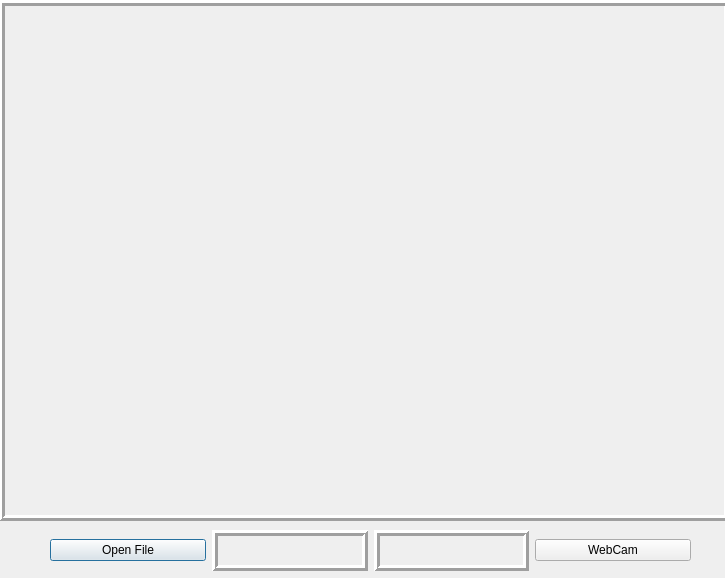
First picture: the form in VideoSync.ui, repository DeepranjanG/Action-Recognition, before the edit.
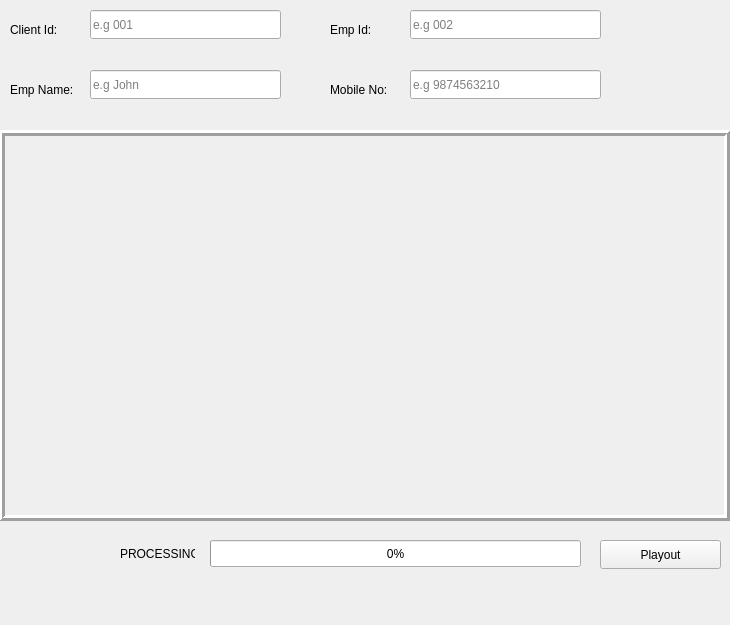
Second picture: the form after the edit. Icons and pictures are not drawn.

Patch:
```diff
--- a/VideoSync.ui
+++ b/VideoSync.ui
@@ -6,8 +6,8 @@
    <rect>
     <x>0</x>
     <y>0</y>
-    <width>725</width>
-    <height>578</height>
+    <width>730</width>
+    <height>625</height>
    </rect>
   </property>
   <property name="windowTitle">
@@ -17,9 +17,9 @@
    <property name="geometry">
     <rect>
      <x>-1</x>
-     <y>0</y>
+     <y>130</y>
      <width>731</width>
-     <height>521</height>
+     <height>391</height>
     </rect>
    </property>
    <property name="frameShape">
@@ -35,20 +35,91 @@
     <string/>
    </property>
   </widget>
-  <widget class="QWidget" name="horizontalLayoutWidget">
+  <widget class="QLabel" name="label_4">
    <property name="geometry">
     <rect>
-     <x>50</x>
-     <y>530</y>
-     <width>641</width>
-     <height>41</height>
+     <x>10</x>
+     <y>20</y>
+     <width>72</width>
+     <height>19</height>
     </rect>
    </property>
-   <layout class="QHBoxLayout" name="horizontalLayout">
-    <item>
+   <property name="styleSheet">
+    <string notr="true">font: 75 11pt &quot;Ubuntu Condensed&quot;;</string>
+   </property>
+   <property name="text">
+    <string>Client Id:</string>
+   </property>
+  </widget>
+  <widget class="QLabel" name="label_5">
+   <property name="geometry">
+    <rect>
+     <x>10</x>
+     <y>80</y>
+     <width>72</width>
+     <height>19</height>
+    </rect>
+   </property>
+   <property name="styleSheet">
+    <string notr="true">font: 75 11pt &quot;Ubuntu Condensed&quot;;</string>
+   </property>
+   <property name="text">
+    <string>Emp Name:</string>
+   </property>
+  </widget>
+  <widget class="QLabel" name="label_6">
+   <property name="geometry">
+    <rect>
+     <x>330</x>
+     <y>80</y>
+     <width>71</width>
+     <height>19</height>
+    </rect>
+   </property>
+   <property name="styleSheet">
+    <string notr="true">font: 75 11pt &quot;Ubuntu Condensed&quot;;</string>
+   </property>
+   <property name="text">
+    <string>Mobile No:</string>
+   </property>
+  </widget>
+  <widget class="QLabel" name="label_7">
+   <property name="geometry">
+    <rect>
+     <x>330</x>
+     <y>20</y>
+     <width>72</width>
+     <height>19</height>
+    </rect>
+   </property>
+   <property name="styleSheet">
+    <string notr="true">font: 75 11pt &quot;Ubuntu Condensed&quot;;</string>
+   </property>
+   <property name="text">
+    <string>Emp Id:</string>
+   </property>
+  </widget>
      <widget class="QPushButton" name="VideoButton">
+   <property name="geometry">
+    <rect>
+     <x>10</x>
+     <y>530</y>
+     <width>61</width>
+     <height>51</height>
+    </rect>
+   </property>
       <property name="text">
-       <string>Open File</string>
+    <string/>
+   </property>
+   <property name="icon">
+    <iconset>
+     <normaloff>open_black.png</normaloff>open_black.png</iconset>
+   </property>
+   <property name="iconSize">
+    <size>
+     <width>50</width>
+     <height>50</height>
+    </size>
       </property>
       <property name="autoRepeat">
        <bool>false</bool>
@@ -56,64 +127,59 @@
       <property name="autoExclusive">
        <bool>false</bool>
       </property>
+   <property name="autoDefault">
+    <bool>true</bool>
+   </property>
       <property name="default">
        <bool>false</bool>
       </property>
       <property name="flat">
-       <bool>false</bool>
-      </property>
-     </widget>
-    </item>
-    <item>
-     <widget class="QLabel" name="Date_Label">
-      <property name="toolTip">
-       <string>&lt;html&gt;&lt;head/&gt;&lt;body&gt;&lt;p align=&quot;center&quot;&gt;&lt;span style=&quot; font-weight:600; color:#ffffff;&quot;&gt;&lt;br/&gt;&lt;/span&gt;&lt;/p&gt;&lt;/body&gt;&lt;/html&gt;</string>
+    <bool>true</bool>
+   </property>
+  </widget>
+  <widget class="QLabel" name="label_3">
+   <property name="geometry">
+    <rect>
+     <x>120</x>
+     <y>538</y>
+     <width>75</width>
+     <height>31</height>
+    </rect>
       </property>
       <property name="styleSheet">
-       <string notr="true">color: rgb(255, 255, 255);
-font: 75 11pt &quot;Ubuntu Condensed&quot;;</string>
-      </property>
-      <property name="frameShape">
-       <enum>QFrame::Box</enum>
-      </property>
-      <property name="frameShadow">
-       <enum>QFrame::Raised</enum>
-      </property>
-      <property name="lineWidth">
-       <number>3</number>
-      </property>
+    <string notr="true">font: 75 11pt &quot;Ubuntu Condensed&quot;;</string>
+   </property>
       <property name="text">
-       <string/>
-      </property>
-     </widget>
-    </item>
-    <item>
-     <widget class="QLabel" name="Time_Label">
-      <property name="toolTip">
-       <string>&lt;html&gt;&lt;head/&gt;&lt;body&gt;&lt;p align=&quot;center&quot;&gt;&lt;span style=&quot; color:#ffffff;&quot;&gt;&lt;br/&gt;&lt;/span&gt;&lt;/p&gt;&lt;/body&gt;&lt;/html&gt;</string>
-      </property>
-      <property name="styleSheet">
-       <string notr="true">color: rgb(255, 255, 255);
-font: 75 11pt &quot;Ubuntu Condensed&quot;;</string>
-      </property>
-      <property name="frameShape">
-       <enum>QFrame::Box</enum>
-      </property>
-      <property name="frameShadow">
-       <enum>QFrame::Raised</enum>
-      </property>
-      <property name="lineWidth">
-       <number>3</number>
-      </property>
-      <property name="text">
-       <string/>
-      </property>
-     </widget>
-    </item>
-    <item>
+    <string>PROCESSING</string>
+   </property>
+  </widget>
+  <widget class="QProgressBar" name="ProcessBar">
+   <property name="geometry">
+    <rect>
+     <x>210</x>
+     <y>540</y>
+     <width>371</width>
+     <height>27</height>
+    </rect>
+   </property>
+   <property name="value">
+    <number>0</number>
+   </property>
+   <property name="textVisible">
+    <bool>true</bool>
+   </property>
+  </widget>
      <widget class="QPushButton" name="WebcamButton">
+   <property name="geometry">
+    <rect>
+     <x>600</x>
+     <y>540</y>
+     <width>121</width>
+     <height>29</height>
+    </rect>
+   </property>
       <property name="text">
-       <string>WebCam</string>
+    <string>Playout</string>
       </property>
       <property name="autoRepeat">
        <bool>false</bool>
@@ -128,8 +194,140 @@
        <bool>false</bool>
       </property>
      </widget>
-    </item>
-   </layout>
+  <widget class="QLabel" name="label">
+   <property name="geometry">
+    <rect>
+     <x>450</x>
+     <y>590</y>
+     <width>271</width>
+     <height>31</height>
+    </rect>
+   </property>
+   <property name="text">
+    <string/>
+   </property>
+   <property name="pixmap">
+    <pixmap>Copyright.png</pixmap>
+   </property>
+  </widget>
+  <widget class="QPushButton" name="submitButton">
+   <property name="geometry">
+    <rect>
+     <x>620</x>
+     <y>30</y>
+     <width>91</width>
+     <height>51</height>
+    </rect>
+   </property>
+   <property name="text">
+    <string/>
+   </property>
+   <property name="icon">
+    <iconset>
+     <normalon>Submit_Button.png</normalon>
+    </iconset>
+   </property>
+   <property name="iconSize">
+    <size>
+     <width>75</width>
+     <height>50</height>
+    </size>
+   </property>
+   <property name="flat">
+    <bool>true</bool>
+   </property>
+  </widget>
+  <widget class="QLineEdit" name="ClientId">
+   <property name="geometry">
+    <rect>
+     <x>90</x>
+     <y>10</y>
+     <width>191</width>
+     <height>29</height>
+    </rect>
+   </property>
+   <property name="maxLength">
+    <number>10</number>
+   </property>
+   <property name="placeholderText">
+    <string>e.g 001</string>
+   </property>
+   <property name="clearButtonEnabled">
+    <bool>true</bool>
+   </property>
+  </widget>
+  <widget class="QLineEdit" name="EmpName">
+   <property name="geometry">
+    <rect>
+     <x>90</x>
+     <y>70</y>
+     <width>191</width>
+     <height>29</height>
+    </rect>
+   </property>
+   <property name="maxLength">
+    <number>26</number>
+   </property>
+   <property name="placeholderText">
+    <string>e.g John</string>
+   </property>
+   <property name="clearButtonEnabled">
+    <bool>true</bool>
+   </property>
+  </widget>
+  <widget class="QLineEdit" name="EmpMobile">
+   <property name="geometry">
+    <rect>
+     <x>410</x>
+     <y>70</y>
+     <width>191</width>
+     <height>29</height>
+    </rect>
+   </property>
+   <property name="autoFillBackground">
+    <bool>false</bool>
+   </property>
+   <property name="maxLength">
+    <number>10</number>
+   </property>
+   <property name="placeholderText">
+    <string>e.g 9874563210</string>
+   </property>
+   <property name="clearButtonEnabled">
+    <bool>true</bool>
+   </property>
+  </widget>
+  <widget class="QLineEdit" name="EmpId">
+   <property name="geometry">
+    <rect>
+     <x>410</x>
+     <y>10</y>
+     <width>191</width>
+     <height>29</height>
+    </rect>
+   </property>
+   <property name="maxLength">
+    <number>10</number>
+   </property>
+   <property name="placeholderText">
+    <string>e.g 002</string>
+   </property>
+   <property name="clearButtonEnabled">
+    <bool>true</bool>
+   </property>
+  </widget>
+  <widget class="QLabel" name="Notification">
+   <property name="geometry">
+    <rect>
+     <x>20</x>
+     <y>580</y>
+     <width>381</width>
+     <height>31</height>
+    </rect>
+   </property>
+   <property name="text">
+    <string/>
+   </property>
   </widget>
  </widget>
  <resources/>
```
Lines whose indentation alone changed are shown as unchanged.
